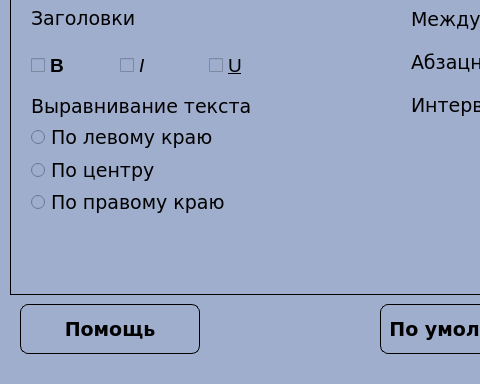
The window that SettingsUI.ui (Asklit/CourseProjectPython) describes before a commit, drawn with Qt 5; both pictures show x 0 to 480 and y 296 to 680 of the 940 by 680 pixel window.
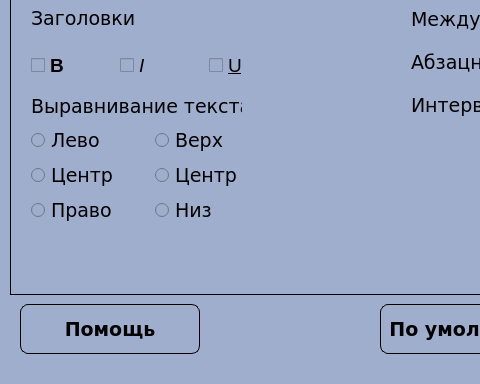
The same window after the commit. The open tabs and pages were chosen to show the change. Icons and pictures are not drawn.

What changed in the file:
```diff
--- a/SettingsUI.ui
+++ b/SettingsUI.ui
@@ -3969,31 +3969,57 @@
      <property name="geometry">
       <rect>
        <x>20</x>
-       <y>290</y>
-       <width>261</width>
-       <height>121</height>
+       <y>320</y>
+       <width>241</width>
+       <height>101</height>
       </rect>
      </property>
+     <layout class="QGridLayout" name="gridLayout_14">
+      <item row="0" column="1">
+       <layout class="QVBoxLayout" name="verticalLayout_11">
+        <item>
+         <widget class="QRadioButton" name="RBTableTextTop">
+          <property name="font">
+           <font>
+            <family>Verdana</family>
+            <pointsize>14</pointsize>
+           </font>
+          </property>
+          <property name="text">
+           <string>Верх</string>
+          </property>
+         </widget>
+        </item>
+        <item>
+         <widget class="QRadioButton" name="RBTableTextMiddle_2">
+          <property name="font">
+           <font>
+            <family>Verdana</family>
+            <pointsize>14</pointsize>
+           </font>
+          </property>
+          <property name="text">
+           <string>Центр</string>
+          </property>
+         </widget>
+        </item>
+        <item>
+         <widget class="QRadioButton" name="RBTableTextBottom">
+          <property name="font">
+           <font>
+            <family>Verdana</family>
+            <pointsize>14</pointsize>
+           </font>
+          </property>
+          <property name="text">
+           <string>Низ</string>
+          </property>
+         </widget>
+        </item>
+       </layout>
+      </item>
+      <item row="0" column="0">
      <layout class="QVBoxLayout" name="verticalLayout_8">
-      <item>
-       <widget class="QLabel" name="labelSettings_49">
-        <property name="font">
-         <font>
-          <family>Verdana</family>
-          <pointsize>14</pointsize>
-          <weight>50</weight>
-          <italic>false</italic>
-          <bold>false</bold>
-         </font>
-        </property>
-        <property name="mouseTracking">
-         <bool>false</bool>
-        </property>
-        <property name="text">
-         <string>Выравнивание текста</string>
-        </property>
-       </widget>
-      </item>
       <item>
        <widget class="QRadioButton" name="RBTableTextLeft">
         <property name="font">
@@ -4003,7 +4029,7 @@
          </font>
         </property>
         <property name="text">
-         <string>По левому краю</string>
+           <string>Лево</string>
         </property>
        </widget>
       </item>
@@ -4016,7 +4042,7 @@
          </font>
         </property>
         <property name="text">
-         <string>По центру</string>
+           <string>Центр</string>
         </property>
        </widget>
       </item>
@@ -4029,11 +4055,38 @@
          </font>
         </property>
         <property name="text">
-         <string>По правому краю</string>
+           <string>Право</string>
         </property>
        </widget>
       </item>
      </layout>
+      </item>
+     </layout>
+    </widget>
+    <widget class="QLabel" name="labelSettings_49">
+     <property name="geometry">
+      <rect>
+       <x>20</x>
+       <y>290</y>
+       <width>211</width>
+       <height>23</height>
+      </rect>
+     </property>
+     <property name="font">
+      <font>
+       <family>Verdana</family>
+       <pointsize>14</pointsize>
+       <weight>50</weight>
+       <italic>false</italic>
+       <bold>false</bold>
+      </font>
+     </property>
+     <property name="mouseTracking">
+      <bool>false</bool>
+     </property>
+     <property name="text">
+      <string>Выравнивание текста</string>
+     </property>
     </widget>
    </widget>
    <widget class="QWidget" name="tab_6">
```
Left out of the diff: 4 changed lines with no effect on the pictures. Lines whose indentation alone changed are shown as unchanged.
